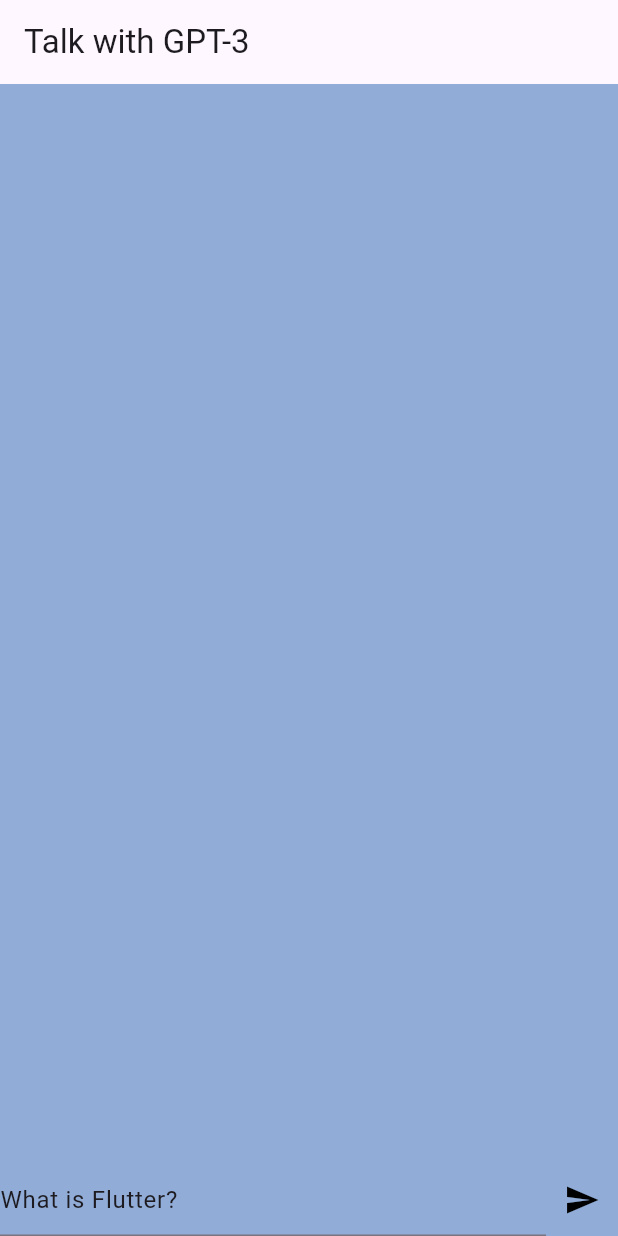
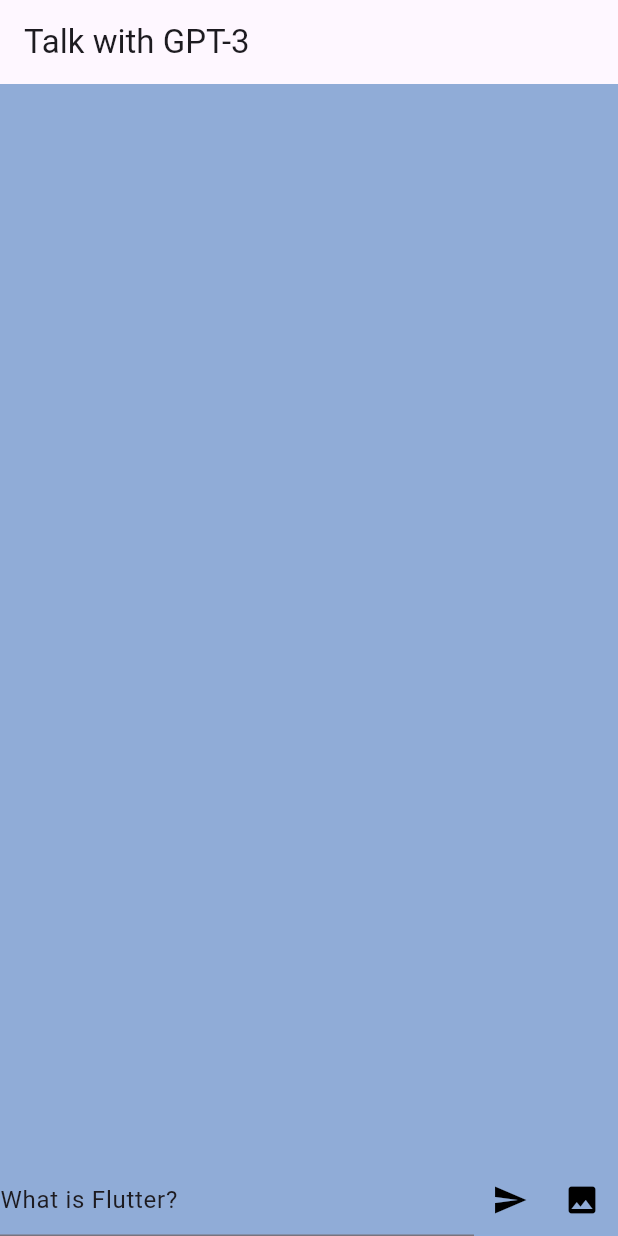
Before and after one commit to koheinoguchi0216/flutter_chatgpt_app, a Flutter app: the screen it shows after launch, on a phone screen of 412 x 824 dp. Run offline on Flutter 3.47's test engine with Material 2 defaults, Android fonts, the phone set to English and light mode, and no system bars; missing offline and left inert: chat_gpt_sdk.

Commit message:
Messageに名前つきコンストラクタを作成

```diff
--- a/lib/main.dart
+++ b/lib/main.dart
@@ -9,6 +9,7 @@ void main() {
 
 class Message {
   const Message(
+    this.imageUrl,
     this.sendTime, {
     required this.message,
     required this.fromChatGpt,
@@ -17,9 +18,19 @@ class Message {
   final String message;
   final bool fromChatGpt;
   final DateTime sendTime;
+  final String imageUrl;
+
+  Message.fromUser(String message, DateTime now)
+      : this(message: '', '', DateTime.now(), fromChatGpt: false);
+
+  Message.fromChatGpt(String message, DateTime now)
+      : this(message: '', '', DateTime.now(), fromChatGpt: true);
+
+  Message.image(String imageUrl, DateTime now)
+      : this(message: '', imageUrl, DateTime.now(), fromChatGpt: true);
 
   Message.waitResponse(DateTime now)
-      : this(message: '', DateTime.now(), fromChatGpt: true);
+      : this(message: '', '', DateTime.now(), fromChatGpt: true);
 }
 
 class MyApp extends StatelessWidget {
@@ -153,6 +164,14 @@ class _MyHomePageState extends State<MyHomePage> {
                       },
                       icon: Icon(Icons.send,
                           color: _isLoading ? Colors.grey : Colors.black)),
+                  IconButton(
+                      onPressed: () {
+                        _isLoading
+                            ? null
+                            : _onTapImage(_textEditingController.text);
+                      },
+                      icon: Icon(Icons.image,
+                          color: _isLoading ? Colors.grey : Colors.black)),
                 ],
               ),
             ],
@@ -168,7 +187,7 @@ class _MyHomePageState extends State<MyHomePage> {
     setState(() {
       _isLoading = true;
       _messages.addAll([
-        Message(message: userMessage, DateTime.now(), fromChatGpt: false),
+        Message.fromUser(userMessage, DateTime.now()),
         Message.waitResponse(DateTime.now()),
       ]);
       _scrollDown();
@@ -177,7 +196,7 @@ class _MyHomePageState extends State<MyHomePage> {
     _sendMessage(userMessage).then((chatGptMessage) {
       setState(() {
         _messages.last =
-            Message(message: chatGptMessage, DateTime.now(), fromChatGpt: true);
+            Message.fromChatGpt(chatGptMessage.trim(), DateTime.now());
         _isLoading = false;
       });
       _scrollDown();
@@ -204,4 +223,15 @@ class _MyHomePageState extends State<MyHomePage> {
       );
     });
   }
+
+  void _onTapImage(String message) {
+    _generateImages(message, 2);
+  }
+
+  void _generateImages(String message, int numOfImages) async {
+    final request =
+        GenerateImage(message, numOfImages, size: ImageSize.size256);
+    final response = await openAI.generateImage(request);
+    final imageList = response?.data ?? [];
+  }
 }
```
